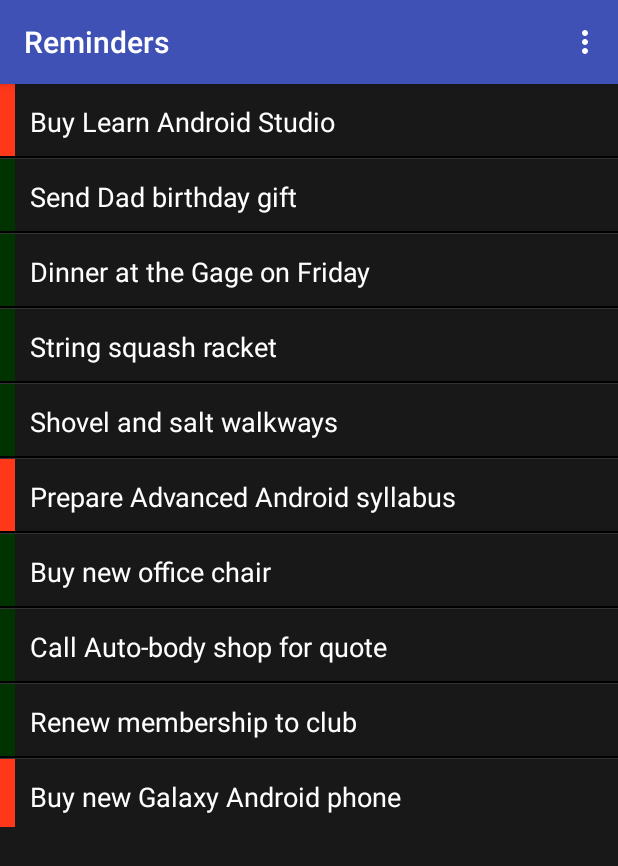
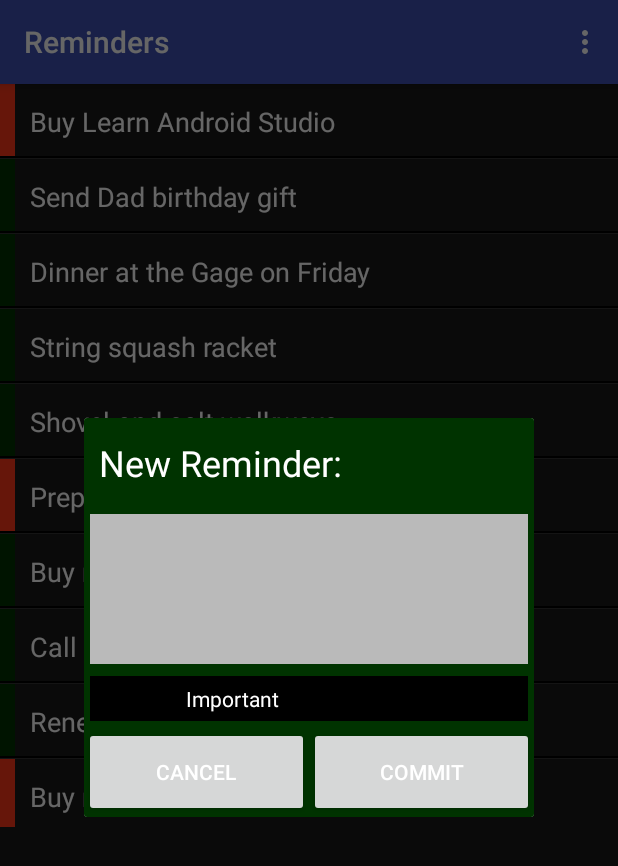
Before and after one commit to ecustcl/Reminders, an Android app: the screen it shows after launch (RemindersActivity), in the options menu, after a tap on "new Reminder", on a phone screen of 412 x 824 dp. Shown: the top 866 px of the screen. Run offline under Robolectric (Android 15) with nearby library versions, the light colour scheme and no system bars.

Commit message:
Adds database Create, Read, Update, and Delete support with custom dialogs.

```diff
--- a/app/src/main/java/com/apress/gerber/reminders/RemindersActivity.java
+++ b/app/src/main/java/com/apress/gerber/reminders/RemindersActivity.java
@@ -13,10 +13,16 @@ import android.view.Menu;
 import android.view.MenuInflater;
 import android.view.MenuItem;
 import android.view.View;
+import android.view.Window;
 import android.widget.AbsListView;
 import android.widget.AdapterView;
 import android.widget.ArrayAdapter;
+import android.widget.Button;
+import android.widget.CheckBox;
+import android.widget.EditText;
+import android.widget.LinearLayout;
 import android.widget.ListView;
+import android.widget.TextView;
 import android.widget.Toast;
 
 public class RemindersActivity extends AppCompatActivity {
@@ -89,6 +95,7 @@ public class RemindersActivity extends AppCompatActivity {
                 modeListView.setOnItemClickListener(new AdapterView.OnItemClickListener() {
                     @Override
                     public void onItemClick(AdapterView<?> parent, View view, int position, long id) {
+                        /*
                         //edit reminder
                         if (position == 0) {
                             Toast.makeText(RemindersActivity.this, "edit "
@@ -97,6 +104,19 @@ public class RemindersActivity extends AppCompatActivity {
                         } else {
                             Toast.makeText(RemindersActivity.this, "delete "
                                     + masterListPosition, Toast.LENGTH_SHORT).show();
+                        }
+                        dialog.dismiss();
+                        */
+
+                        //edit reminder
+                        if (position == 0) {
+                            int nId = getIdFromPosition(masterListPosition);
+                            Reminder reminder = mDbAdapter.fetchReminderById(nId);
+                            fireCustomDialog(reminder);
+                            //delete reminder
+                        } else {
+                            mDbAdapter.deleteReminderById(getIdFromPosition(masterListPosition));
+                            mCursorAdapter.changeCursor(mDbAdapter.fetchAllReminders());
                         }
                         dialog.dismiss();
                     }
@@ -179,6 +199,52 @@ public class RemindersActivity extends AppCompatActivity {
         mDbAdapter.createReminder("Call the Dalai Lama back", true);
     }
 
+    private void fireCustomDialog(final Reminder reminder){
+        // custom dialog
+        final Dialog dialog = new Dialog(this);
+        dialog.requestWindowFeature(Window.FEATURE_NO_TITLE);
+        dialog.setContentView(R.layout.dialog_custom);
+
+        TextView titleView = (TextView) dialog.findViewById(R.id.custom_title);
+        final EditText editCustom = (EditText) dialog.findViewById(R.id.custom_edit_reminder);
+        Button commitButton = (Button) dialog.findViewById(R.id.custom_button_commit);
+        final CheckBox checkBox = (CheckBox) dialog.findViewById(R.id.custom_check_box);
+        LinearLayout rootLayout = (LinearLayout) dialog.findViewById(R.id.custom_root_layout);
+
+        final boolean isEditOperation = (reminder != null);
+        //this is for an edit
+        if (isEditOperation){
+            titleView.setText("Edit Reminder");
+            checkBox.setChecked(reminder.getImportant() == 1);
+            editCustom.setText(reminder.getContent());
+            rootLayout.setBackgroundColor(getResources().getColor(R.color.blue));
+        }
+        commitButton.setOnClickListener(new View.OnClickListener() {
+            @Override
+            public void onClick(View v) {
+                String reminderText = editCustom.getText().toString();
+                if (isEditOperation) {
+                    Reminder reminderEdited = new Reminder(reminder.getId(),
+                            reminderText, checkBox.isChecked() ? 1 : 0);
+                    mDbAdapter.updateReminder(reminderEdited);
+        //this is for new reminder
+                } else {
+                    mDbAdapter.createReminder(reminderText, checkBox.isChecked());
+                }
+                mCursorAdapter.changeCursor(mDbAdapter.fetchAllReminders());
+                dialog.dismiss();
+            }
+        });
+        Button buttonCancel = (Button) dialog.findViewById(R.id.custom_button_cancel);
+        buttonCancel.setOnClickListener(new View.OnClickListener() {
+            @Override
+            public void onClick(View v) {
+                dialog.dismiss();
+            }
+        });
+        dialog.show();
+    }
+
     @Override
     public boolean onCreateOptionsMenu(Menu menu) {
         // Inflate the menu; this adds items to the action bar if it is present.
@@ -191,7 +257,8 @@ public class RemindersActivity extends AppCompatActivity {
         switch (item.getItemId()) {
             case R.id.action_new:
                 //create new Reminder
-                Log.d(getLocalClassName(),"create new Reminder");
+                //Log.d(getLocalClassName(),"create new Reminder");
+                fireCustomDialog(null);
                 return true;
 
             case R.id.action_exit:
--- /dev/null
+++ b/app/src/main/res/layout/dialog_custom.xml
@@ -0,0 +1,58 @@
+<?xml version="1.0" encoding="utf-8"?>
+<LinearLayout xmlns:android="http://schemas.android.com/apk/res/android"
+    android:id="@+id/custom_root_layout"
+    android:layout_width="300dp"
+    android:layout_height="fill_parent"
+    android:background="@color/green"
+    android:orientation="vertical"
+    >
+    <TextView
+        android:id="@+id/custom_title"
+        android:layout_width="fill_parent"
+        android:layout_height="60dp"
+        android:gravity="center_vertical"
+        android:padding="10dp"
+        android:text="New Reminder:"
+        android:textColor="@color/white"
+        android:textSize="24sp" />
+    <EditText
+        android:id="@+id/custom_edit_reminder"
+        android:layout_width="fill_parent"
+        android:layout_height="100dp"
+        android:layout_margin="4dp"
+        android:background="@color/light_grey"
+        android:gravity="start"
+        android:textColor="@color/black">
+        <requestFocus />
+    </EditText>
+    <CheckBox
+        android:id="@+id/custom_check_box"
+        android:layout_width="fill_parent"
+        android:layout_height="30dp"
+        android:layout_margin="4dp"
+        android:background="@color/black"
+        android:paddingLeft="32dp"
+        android:text="Important"
+        android:textColor="@color/white" />
+    <LinearLayout
+        android:layout_width="fill_parent"
+        android:layout_height="fill_parent"
+        android:orientation="horizontal">
+        <Button
+            android:id="@+id/custom_button_cancel"
+            android:layout_width="0dp"
+            android:layout_height="60dp"
+            android:layout_weight="50"
+            android:text="Cancel"
+            android:textColor="@color/white"
+            />
+        <Button
+            android:id="@+id/custom_button_commit"
+            android:layout_width="0dp"
+            android:layout_height="60dp"
+            android:layout_weight="50"
+            android:text="Commit"
+            android:textColor="@color/white"
+            />
+    </LinearLayout>
+</LinearLayout>
--- a/app/src/main/res/values/colors.xml
+++ b/app/src/main/res/values/colors.xml
@@ -7,4 +7,7 @@
     <color name="green">#003300</color>
     <color name="white">#ffffff</color>
     <color name="orange">#ffff381a</color>
+    <color name="light_grey">#bababa</color>
+    <color name="black">#000000</color>
+    <color name="blue">#ff1118ff</color>
 </resources>
--- a/build.gradle
+++ b/build.gradle
@@ -7,7 +7,7 @@ buildscript {
         jcenter()
     }
     dependencies {
-        classpath 'com.android.tools.build:gradle:3.1.0'
+        classpath 'com.android.tools.build:gradle:3.1.1'
 
 
         // NOTE: Do not place your application dependencies here; they belong
```
